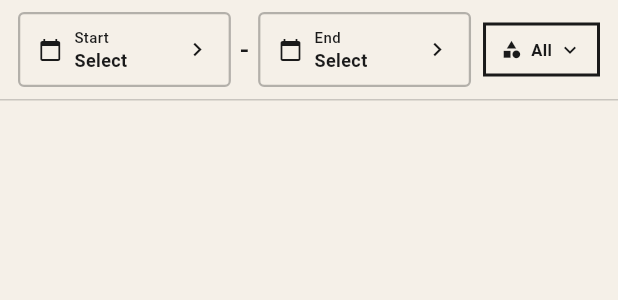
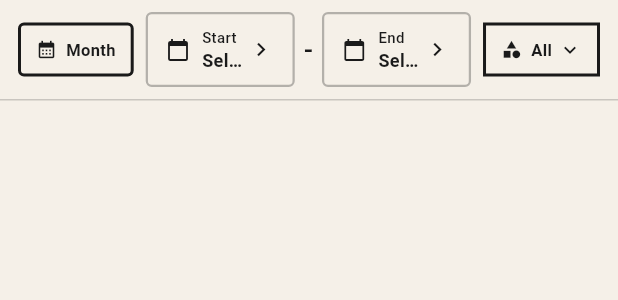
Before and after one commit to ryandam9/expenses, a Flutter app: the FilterBar widget shown alone on an empty page, opened directly, on a phone screen of 412 x 824 dp. Shown: the top 300 px of the screen. Run offline on Flutter 3.47's test engine with Material 3 defaults, Android fonts, the phone set to English and light mode, and no system bars; our stand-ins replace fl_chart, flutter_riverpod, google_fonts, sqflite, sqflite_common_ffi; accounts and stored records are empty; Roboto replaces fonts that are missing (Google Sans).

Commit message:
Add monthly quick-select filter to satisfy requirements 4a

```diff
--- a/lib/widgets/filter_bar.dart
+++ b/lib/widgets/filter_bar.dart
@@ -15,7 +15,13 @@ class _FilterBarState extends ConsumerState<FilterBar> {
   final _db = DatabaseService();
 
   List<String> _categories = [];
+  List<String> _years = [];
   bool _catExpanded = false;
+
+  static const _monthNames = [
+    'Jan', 'Feb', 'Mar', 'Apr', 'May', 'Jun',
+    'Jul', 'Aug', 'Sep', 'Oct', 'Nov', 'Dec'
+  ];
 
   @override
   void initState() {
@@ -26,8 +32,95 @@ class _FilterBarState extends ConsumerState<FilterBar> {
   Future<void> _loadOptions() async {
     try {
       final cats = await _db.getCategories();
-      if (mounted) setState(() => _categories = cats);
+      final years = await _db.getYears();
+      if (mounted) {
+        setState(() {
+          _categories = cats;
+          _years = years;
+        });
+      }
     } catch (_) {}
+  }
+
+  Future<void> _pickMonth(BuildContext context) async {
+    if (_years.isEmpty) return;
+    String selectedYear = _years.first;
+
+    final result = await showDialog<({String year, int month})>(
+      context: context,
+      builder: (ctx) {
+        return StatefulBuilder(
+          builder: (ctx, setLocal) {
+            final theme = Theme.of(ctx);
+            return AlertDialog(
+              icon: const Icon(Icons.calendar_month),
+              title: const Text('Select Month'),
+              content: SizedBox(
+                width: 320,
+                child: Column(
+                  mainAxisSize: MainAxisSize.min,
+                  crossAxisAlignment: CrossAxisAlignment.start,
+                  children: [
+                    DropdownMenu<String>(
+                      initialSelection: selectedYear,
+                      expandedInsets: EdgeInsets.zero,
+                      label: const Text('Year'),
+                      dropdownMenuEntries: _years
+                          .map((y) => DropdownMenuEntry(value: y, label: y))
+                          .toList(),
+                      onSelected: (v) {
+                        if (v != null) setLocal(() => selectedYear = v);
+                      },
+                    ),
+                    const SizedBox(height: 16),
+                    GridView.count(
+                      crossAxisCount: 4,
+                      shrinkWrap: true,
+                      physics: const NeverScrollableScrollPhysics(),
+                      mainAxisSpacing: 8,
+                      crossAxisSpacing: 8,
+                      childAspectRatio: 2.0,
+                      children: List.generate(12, (i) {
+                        return OutlinedButton(
+                          style: OutlinedButton.styleFrom(
+                            padding: EdgeInsets.zero,
+                            side: BorderSide(
+                                color: theme.colorScheme.primary, width: 1.5),
+                            shape: const RoundedRectangleBorder(
+                                borderRadius: BorderRadius.zero),
+                          ),
+                          onPressed: () => Navigator.pop(
+                              ctx, (year: selectedYear, month: i + 1)),
+                          child: Text(
+                            _monthNames[i],
+                            style: const TextStyle(
+                                fontSize: 12, fontWeight: FontWeight.w700),
+                          ),
+                        );
+                      }),
+                    ),
+                  ],
+                ),
+              ),
+              actions: [
+                TextButton(
+                  onPressed: () => Navigator.pop(ctx),
+                  child: const Text('Cancel'),
+                ),
+              ],
+            );
+          },
+        );
+      },
+    );
+
+    if (result != null) {
+      final mm = result.month.toString().padLeft(2, '0');
+      final lastDay = DateTime(int.parse(result.year), result.month + 1, 0).day;
+      final start = '${result.year}-$mm-01';
+      final end = '${result.year}-$mm-${lastDay.toString().padLeft(2, '0')}';
+      ref.read(filterProvider.notifier).setPeriod(startDate: start, endDate: end);
+    }
   }
 
   Future<void> _pickDate(BuildContext context, bool isStart) async {
@@ -107,6 +200,8 @@ class _FilterBarState extends ConsumerState<FilterBar> {
           Row(
             crossAxisAlignment: CrossAxisAlignment.center,
             children: [
+              _MonthButton(onTap: () => _pickMonth(context)),
+              const SizedBox(width: 8),
               Expanded(
                 child: _DateButton(
                   label: 'Start',
@@ -272,6 +367,43 @@ class _FilterBarState extends ConsumerState<FilterBar> {
   }
 }
 
+class _MonthButton extends StatelessWidget {
+  final VoidCallback onTap;
+
+  const _MonthButton({required this.onTap});
+
+  @override
+  Widget build(BuildContext context) {
+    final theme = Theme.of(context);
+    return InkWell(
+      onTap: onTap,
+      borderRadius: BorderRadius.circular(4),
+      child: Container(
+        padding: const EdgeInsets.symmetric(horizontal: 10, vertical: 8),
+        decoration: BoxDecoration(
+          border: Border.all(color: theme.colorScheme.primary, width: 2),
+          borderRadius: BorderRadius.circular(4),
+        ),
+        child: Row(
+          mainAxisSize: MainAxisSize.min,
+          children: [
+            Icon(Icons.calendar_month, size: 14, color: theme.colorScheme.onSurface),
+            const SizedBox(width: 6),
+            Text(
+              'Month',
+              style: TextStyle(
+                fontSize: 11,
+                fontWeight: FontWeight.w700,
+                color: theme.colorScheme.onSurface,
+              ),
+            ),
+          ],
+        ),
+      ),
+    );
+  }
+}
+
 class _DateButton extends StatelessWidget {
   final String label;
   final String? date;
```
